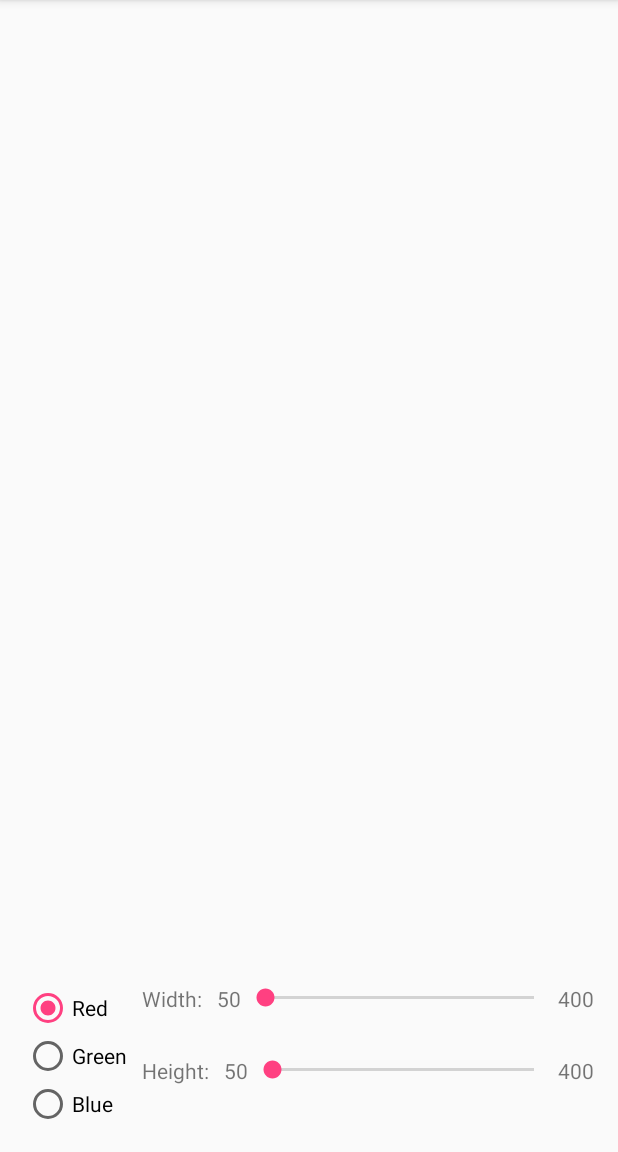
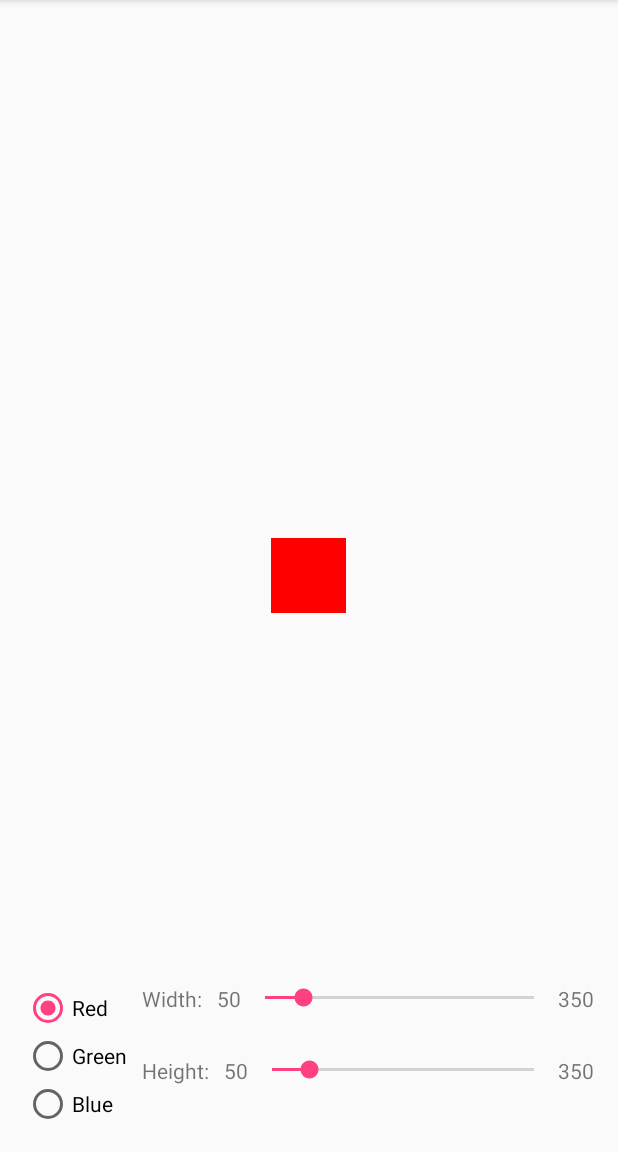
Before and after one commit to pwlandoll/cs445, an Android app: the screen it shows after launch (MainActivity), on a phone screen of 412 x 824 dp, the part 84-1236 px from its top. Run offline under Robolectric (Android 15) with nearby library versions, the phone set to English and light mode, and no system bars.

Commit message:
Mostly finished hw3. Some issues left with color box sizing on my phone.

```diff
--- a/Homework3/app/src/main/java/edu/jcu/plandoll16/homework3/MainActivity.java
+++ b/Homework3/app/src/main/java/edu/jcu/plandoll16/homework3/MainActivity.java
@@ -2,22 +2,27 @@ package edu.jcu.plandoll16.homework3;
 
 import android.support.v7.app.AppCompatActivity;
 import android.os.Bundle;
+import android.view.View;
 import android.widget.RadioGroup;
+import android.widget.SeekBar;
 import android.widget.TextView;
 
 public class MainActivity extends AppCompatActivity {
     private Integer heightMin, heightMax, widthMin, widthMax;
     private TextView heightMinText, heightMaxText, widthMinText, widthMaxText, colorBox;
     private RadioGroup buttonGroup;
+    private SeekBar widthBar, heightBar;
 
     @Override
     protected void onCreate(Bundle savedInstanceState) {
         super.onCreate(savedInstanceState);
         setContentView(R.layout.activity_main);
+        // Set the min and max values for the color box
         heightMin = 50;
-        heightMax = 400;
         widthMin = 50;
-        widthMax = 400;
+        heightMax = 350;
+        widthMax = 350;
+        // Find the text views for the seek bars and set the text
         heightMinText = (TextView)findViewById(R.id.heightMinTextView);
         heightMaxText = (TextView)findViewById(R.id.heightMaxTextView);
         widthMinText = (TextView)findViewById(R.id.widthMinTextView);
@@ -26,6 +31,85 @@ public class MainActivity extends AppCompatActivity {
         heightMaxText.setText(heightMax.toString());
         widthMinText.setText(widthMin.toString());
         widthMaxText.setText(widthMax.toString());
+        // Set the color box and set its width and height
+        colorBox = (TextView)findViewById(R.id.colorBox);
+        setColorBoxWidth(widthMin);
+        setColorBoxHeight(heightMin);
+        // Pull selected color from radio group and set color box background
         buttonGroup = (RadioGroup)findViewById(R.id.radioGroup);
+        buttonGroup.setOnCheckedChangeListener(checkedListener);
+        updateColors(buttonGroup.getCheckedRadioButtonId());
+        // Set the seek bars, connect the listeners
+        widthBar = (SeekBar)findViewById(R.id.widthSeekBar);
+        widthBar.setMax(widthMax);
+        widthBar.setProgress(widthMin);
+        widthBar.setOnSeekBarChangeListener(widthListener);
+        heightBar = (SeekBar)findViewById(R.id.heightSeekBar);
+        heightBar.setMax(heightMax);
+        heightBar.setProgress(heightMin);
+        heightBar.setOnSeekBarChangeListener(heightListener);
     }
+
+    private void updateColors(int checked) {
+        if (checked == R.id.redRadioButton) {
+            colorBox.setBackgroundColor(getResources().getColor(R.color.red));
+        } else if (checked == R.id.greenRadioButton) {
+            colorBox.setBackgroundColor(getResources().getColor(R.color.green));
+        } else if (checked == R.id.blueRadioButton) {
+            colorBox.setBackgroundColor(getResources().getColor(R.color.blue));
+        }
+    }
+
+    private int dpToPx(int dp) {
+        return (int) (dp * getResources().getDisplayMetrics().density + 0.5f);
+    }
+
+    private void setColorBoxWidth(int width) {
+        colorBox.setWidth(dpToPx(width));
+    }
+
+    private void setColorBoxHeight(int height) {
+        colorBox.setHeight(dpToPx(height));
+    }
+
+    private RadioGroup.OnCheckedChangeListener checkedListener = new RadioGroup.OnCheckedChangeListener() {
+        @Override
+        public void onCheckedChanged(RadioGroup group, int checkedId) {
+            updateColors(checkedId);
+        }
+    };
+
+    private SeekBar.OnSeekBarChangeListener widthListener = new SeekBar.OnSeekBarChangeListener() {
+        @Override
+        public void onProgressChanged(SeekBar seekBar, int progress, boolean fromUser) {
+            setColorBoxWidth(widthMin + progress);
+        }
+
+        @Override
+        public void onStartTrackingTouch(SeekBar seekBar) {
+
+        }
+
+        @Override
+        public void onStopTrackingTouch(SeekBar seekBar) {
+
+        }
+    };
+
+    private SeekBar.OnSeekBarChangeListener heightListener = new SeekBar.OnSeekBarChangeListener() {
+        @Override
+        public void onProgressChanged(SeekBar seekBar, int progress, boolean fromUser) {
+            setColorBoxHeight(heightMin + progress);
+        }
+
+        @Override
+        public void onStartTrackingTouch(SeekBar seekBar) {
+
+        }
+
+        @Override
+        public void onStopTrackingTouch(SeekBar seekBar) {
+
+        }
+    };
 }
--- a/Homework3/app/src/main/res/layout/activity_main.xml
+++ b/Homework3/app/src/main/res/layout/activity_main.xml
@@ -67,8 +67,7 @@
                 <TextView
                     android:layout_width="wrap_content"
                     android:layout_height="wrap_content"
-                    android:id="@+id/widthMinTextView"
-                    android:text="50" />
+                    android:id="@+id/widthMinTextView" />
 
                 <SeekBar
                     android:layout_width="wrap_content"
@@ -79,7 +78,6 @@
                 <TextView
                     android:layout_width="wrap_content"
                     android:layout_height="wrap_content"
-                    android:text="400"
                     android:id="@+id/widthMaxTextView" />
             </LinearLayout>
 
@@ -99,8 +97,7 @@
                 <TextView
                     android:layout_width="wrap_content"
                     android:layout_height="wrap_content"
-                    android:id="@+id/heightMinTextView"
-                    android:text="50" />
+                    android:id="@+id/heightMinTextView" />
 
                 <SeekBar
                     android:layout_width="wrap_content"
@@ -111,7 +108,6 @@
                 <TextView
                     android:layout_width="wrap_content"
                     android:layout_height="wrap_content"
-                    android:text="400"
                     android:id="@+id/heightMaxTextView" />
             </LinearLayout>
         </LinearLayout>
--- a/Homework3/app/src/main/res/values/colors.xml
+++ b/Homework3/app/src/main/res/values/colors.xml
@@ -3,4 +3,7 @@
     <color name="colorPrimary">#3F51B5</color>
     <color name="colorPrimaryDark">#303F9F</color>
     <color name="colorAccent">#FF4081</color>
+    <color name="red">#FF0000</color>
+    <color name="green">#00FF00</color>
+    <color name="blue">#0000FF</color>
 </resources>
```
